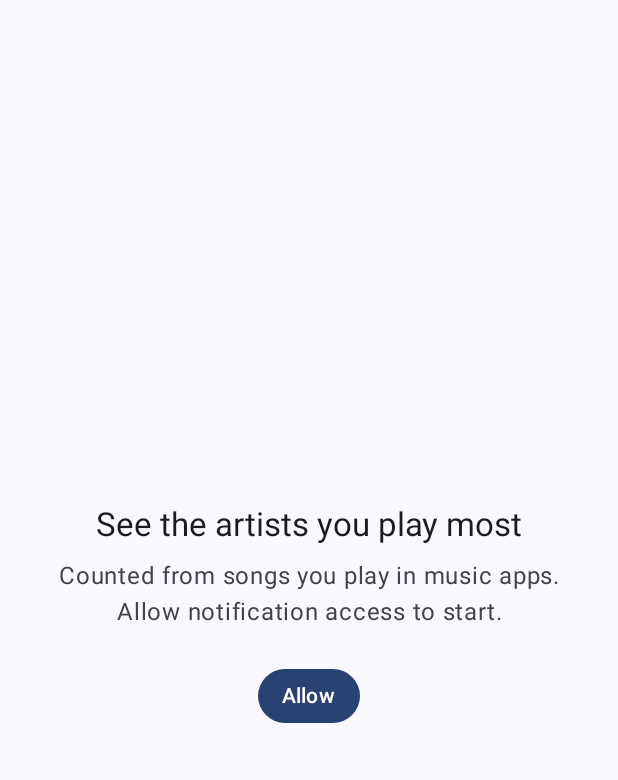
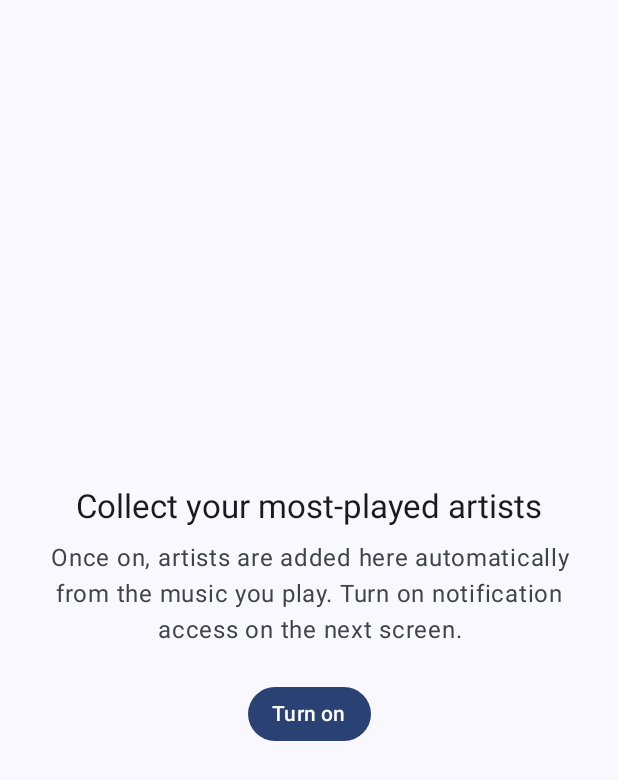
Before and after one commit to tkdev106/new-release-info, an Android app built with Jetpack Compose: the composable PlaysScreen called with empty values, on a phone screen of 412 x 824 dp. Shown: the top 780 px of the screen. Run offline under Robolectric (Android 15) with nearby library versions, the phone set to English and light mode, and no system bars; libraries missing offline, so code that uses them is left out: androidx.glance, androidx.glance.appwidget; pictures from the network do not load.

Commit message:
よく聴くタブの説明を、何が起きるか分かる文言にする
有効にすると再生した音楽からアーティストを自動で取り込むこと、
次の画面で通知へのアクセスをオンにすることを書いた。ボタンは「有効にする」。

Co-Authored-By: Claude Opus 5.5 <noreply@anthropic.com>

```diff
--- a/app/src/main/res/values/strings.xml
+++ b/app/src/main/res/values/strings.xml
@@ -31,9 +31,9 @@
     <string name="remove_body">Their releases will also be removed from the list.</string>
     <string name="cancel">Cancel</string>
 
-    <string name="plays_intro_title">See the artists you play most</string>
-    <string name="plays_intro_body">Counted from songs you play in music apps. Allow notification access to start.</string>
-    <string name="allow">Allow</string>
+    <string name="plays_intro_title">Collect your most-played artists</string>
+    <string name="plays_intro_body">Once on, artists are added here automatically from the music you play. Turn on notification access on the next screen.</string>
+    <string name="allow">Turn on</string>
     <string name="plays_empty">Play some music and artists will show up here</string>
     <plurals name="play_count">
         <item quantity="one">%d play</item>
```
Also changed, not shown: 1 other file.
